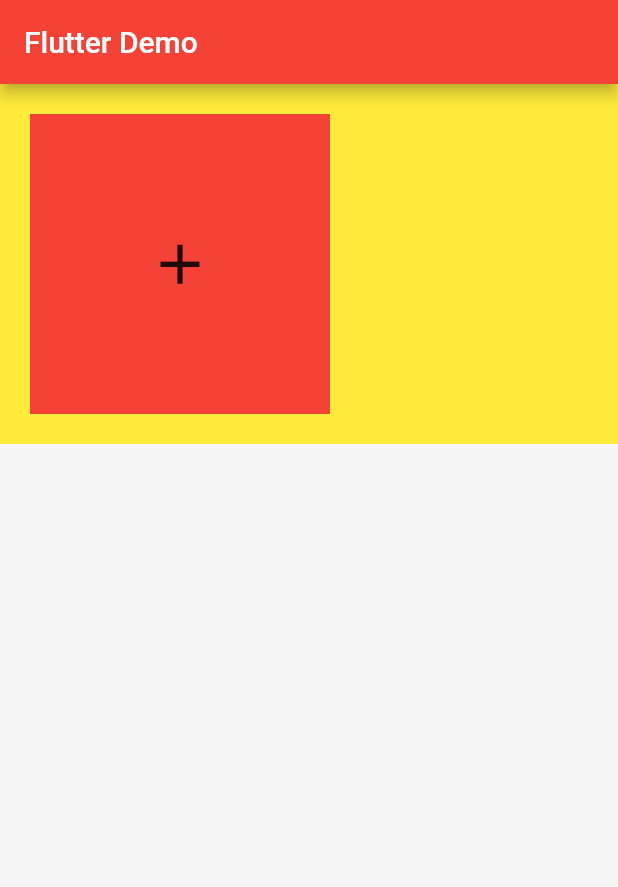
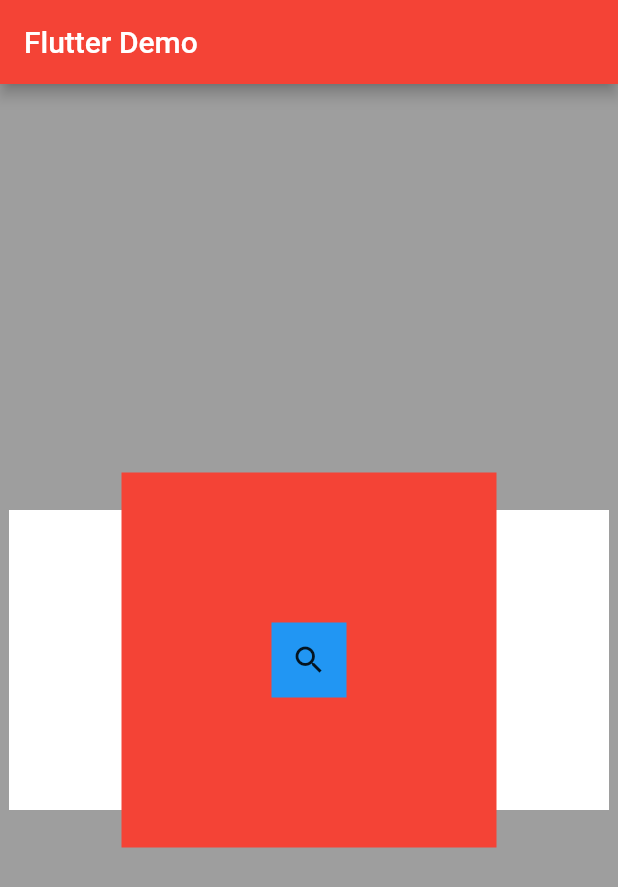
Before and after one commit to SanLiangSan/FlutterProject, a Flutter app: the screen it shows after launch, on a phone screen of 412 x 824 dp. Shown: the top 887 px of the screen. Run offline on Flutter 3.47's test engine with Material 2 defaults, Android fonts, the phone set to English and light mode, and no system bars.

Commit message:
layout_demo

```diff
--- a/flutter_demo/lib/layout_demo.dart
+++ b/flutter_demo/lib/layout_demo.dart
@@ -0,0 +1,107 @@
+import 'package:flutter/material.dart';
+
+class LayoutDemo extends StatelessWidget {
+  @override
+  Widget build(BuildContext context) {
+    return Container(
+      color: Colors.grey,
+      alignment: Alignment(0,0),
+      child: StackDemo(),
+    );
+  }
+}
+
+// Row
+class RowDemo extends StatelessWidget {
+  @override
+  Widget build(BuildContext context) {
+    return Row(
+      mainAxisAlignment: MainAxisAlignment.start,
+      crossAxisAlignment: CrossAxisAlignment.baseline,
+      textBaseline: TextBaseline.ideographic,
+      children: <Widget>[
+        Expanded(
+          child: Container(
+            height: 80,
+            color: Colors.white,
+            child: Text(
+              'hello',
+              style: TextStyle(fontSize: 15,color: Colors.red),
+            ),
+          ),
+        ),
+        Expanded(
+          child: Container(
+            height: 80,
+            color: Colors.blue,
+            child: Text(
+              '嘿嘿12312312',
+              style: TextStyle(fontSize: 30),
+            ),
+          ),
+        ),
+        Expanded(
+          child: Container(
+            height: 80,
+            color: Colors.red,
+            child: Text(
+              'heihei',
+              style: TextStyle(fontSize: 60),
+            ),
+          ),
+        ),
+      ],
+    );
+  }
+}
+
+
+// Aspect
+class AspectDemo extends StatelessWidget {
+  @override
+  Widget build(BuildContext context) {
+    return Container(
+      color: Colors.blue,
+      height: 150,
+      child: AspectRatio(
+        aspectRatio: 1/5,
+        child: Icon(Icons.add,size: 30,),
+      ),
+    );
+  }
+}
+
+class StackDemo extends StatelessWidget {
+  @override
+  Widget build(BuildContext context) {
+    return Stack(
+      alignment: Alignment(0,0),
+      children: <Widget>[
+        Positioned(
+          child: Container(
+            color: Colors.white,
+            width: 400,
+            height: 200,
+            child: Icon(Icons.add),
+          ),
+        ),
+        Positioned(
+          child: Container(
+            color: Colors.red,
+            width: 250,
+            height: 250,
+            child: Icon(Icons.search),
+          ),
+        ),
+        Positioned(
+          child: Container(
+            color: Colors.blue,
+            width: 50,
+            height: 50,
+            child: Icon(Icons.search),
+          ),
+        ),
+      ],
+    );
+  }
+}
--- a/flutter_demo/lib/main.dart
+++ b/flutter_demo/lib/main.dart
@@ -1,5 +1,6 @@
 import 'package:flutter/material.dart';
 import 'package:flutter_demo/base_widget.dart';
+import 'package:flutter_demo/layout_demo.dart';
 import 'package:flutter_demo/listview.dart';
 
 void main() => runApp(MyApp());
@@ -25,7 +26,7 @@ class Home extends StatelessWidget {
       appBar: AppBar(
         title: Text('Flutter Demo'),
       ),
-      body: ContainerDemo(),
+      body: LayoutDemo(),
     );
   }
 }
```
